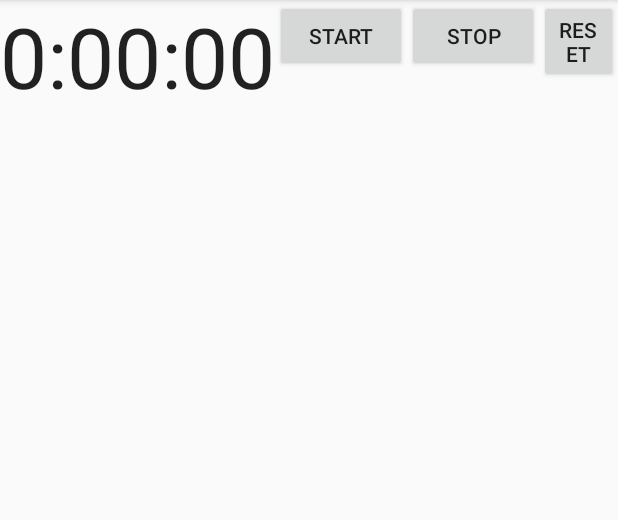
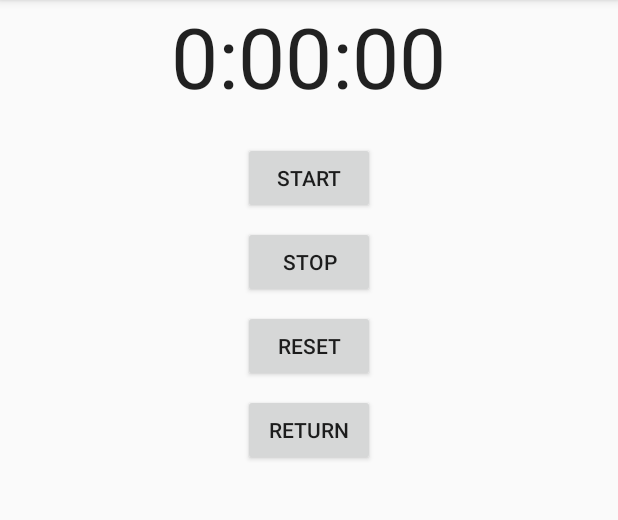
Before and after one commit to simonzk27/Ciclodelavida, an Android app: the screen it shows after launch (StopWatchActivity), after a tap on "RESET", on a phone screen of 412 x 824 dp, the part 84-604 px from its top. Run offline under Robolectric (Android 15) with nearby library versions, the phone set to English and light mode, and no system bars; 2 other taps on this screen came first.

```diff
--- a/app/src/main/java/com/example/ciclodelavida/StopWatchActivity.java
+++ b/app/src/main/java/com/example/ciclodelavida/StopWatchActivity.java
@@ -1,24 +1,29 @@
 package com.example.ciclodelavida;
 
 import android.os.Bundle;
+import android.os.Handler;
 import android.view.View;
 import android.widget.TextView;
-import java.util.Locale;
-import android.os.Handler;
+
 import androidx.appcompat.app.AppCompatActivity;
 
+import java.util.ArrayList;
+import java.util.List;
+import java.util.Locale;
 
 public class StopWatchActivity extends AppCompatActivity {
     private int seconds = 0;
     private boolean running;
+    private List<String> lapTimes = new ArrayList<>();
 
     @Override
     protected void onCreate(Bundle savedInstanceState) {
         super.onCreate(savedInstanceState);
         setContentView(R.layout.activity_stopwatch);
-        if(savedInstanceState != null){
+        if (savedInstanceState != null) {
             seconds = savedInstanceState.getInt("seconds");
             running = savedInstanceState.getBoolean("running");
+            lapTimes = savedInstanceState.getStringArrayList("lapTimes");
         }
         runTimer();
     }
@@ -28,6 +33,7 @@ public class StopWatchActivity extends AppCompatActivity {
         super.onSaveInstanceState(savedInstanceState);
         savedInstanceState.putInt("seconds", seconds);
         savedInstanceState.putBoolean("running", running);
+        savedInstanceState.putStringArrayList("lapTimes", (ArrayList<String>) lapTimes);
     }
 
     public void onClickStart(View view) {
@@ -41,10 +47,21 @@ public class StopWatchActivity extends AppCompatActivity {
     public void onClickReset(View view) {
         running = false;
         seconds = 0;
+        lapTimes.clear(); // Reiniciar el historial de vueltas
+        updateLapTimesDisplay();
+    }
+
+    public void onClickLap(View view) {
+        int hours = seconds / 3600;
+        int minutes = (seconds % 3600) / 60;
+        int secs = seconds % 60;
+        String lapTime = String.format(Locale.getDefault(), "%d:%02d:%02d", hours, minutes, secs);
+        lapTimes.add(lapTime);
+        updateLapTimesDisplay();
     }
 
     private void runTimer() {
-        final TextView timeview = (TextView) findViewById(R.id.time_view);
+        final TextView timeView = (TextView) findViewById(R.id.time_view);
         final Handler handler = new Handler();
         handler.post(new Runnable() {
             @Override
@@ -53,15 +70,21 @@ public class StopWatchActivity extends AppCompatActivity {
                 int minutes = (seconds % 3600) / 60;
                 int secs = seconds % 60;
                 String time = String.format(Locale.getDefault(), "%d:%02d:%02d", hours, minutes, secs);
-
-                timeview.setText(time);
+                timeView.setText(time);
                 if (running) {
                     seconds++;
                 }
                 handler.postDelayed(this, 1000);
             }
-
         });
     }
 
- }
+    private void updateLapTimesDisplay() {
+        TextView lapTimesView = (TextView) findViewById(R.id.time_view_laps);
+        StringBuilder lapTimesText = new StringBuilder();
+        for (String lapTime : lapTimes) {
+            lapTimesText.append(lapTime).append("\n");
+        }
+        lapTimesView.setText(lapTimesText.toString());
+        }
+}
--- a/app/src/main/res/layout/activity_stopwatch.xml
+++ b/app/src/main/res/layout/activity_stopwatch.xml
@@ -1,10 +1,10 @@
 <?xml version="1.0" encoding="utf-8"?>
 
-    <LinearLayout
-    xmlns:android="http://schemas.android.com/apk/res/android"
+<LinearLayout xmlns:android="http://schemas.android.com/apk/res/android"
     xmlns:app="http://schemas.android.com/apk/res-auto"
     android:layout_width="match_parent"
-    android:layout_height="match_parent">
+    android:layout_height="match_parent"
+    android:orientation="vertical">
 
     <TextView
         android:id="@+id/time_view"
@@ -13,11 +13,11 @@
         android:layout_gravity="center_horizontal"
         android:textAppearance="@android:style/TextAppearance.Large"
         android:textSize="56sp"
+        app:layout_constraintBottom_toBottomOf="parent"
+        app:layout_constraintHorizontal_bias="0.5"
         app:layout_constraintLeft_toLeftOf="parent"
         app:layout_constraintRight_toRightOf="parent"
         app:layout_constraintTop_toTopOf="parent"
-        app:layout_constraintBottom_toBottomOf="parent"
-        app:layout_constraintHorizontal_bias="0.5"
         app:layout_constraintVertical_bias="0.5" />
 
     <Button
@@ -36,7 +36,7 @@
         android:layout_gravity="center_horizontal"
         android:layout_marginTop="8dp"
         android:onClick="onClickStop"
-        android:text="@string/stop" />
+        android:text="@string/stop"/>
 
     <Button
         android:id="@+id/reset_button"
@@ -47,4 +47,25 @@
         android:onClick="onClickReset"
         android:text="@string/reset" />
 
+    <Button
+        android:id="@+id/lap_button"
+        android:layout_width="wrap_content"
+        android:layout_height="wrap_content"
+        android:layout_gravity="center_horizontal"
+        android:layout_marginTop="8dp"
+        android:onClick="onClickLap"
+        android:text="@string/returnn" />
+    <TextView
+        android:id="@+id/time_view_laps"
+        android:layout_width="wrap_content"
+        android:layout_height="wrap_content"
+        android:layout_gravity="center_horizontal"
+        android:textAppearance="@android:style/TextAppearance.Large"
+        android:textSize="56sp"
+        app:layout_constraintBottom_toBottomOf="parent"
+        app:layout_constraintHorizontal_bias="0.5"
+        app:layout_constraintLeft_toLeftOf="parent"
+        app:layout_constraintRight_toRightOf="parent"
+        app:layout_constraintTop_toTopOf="parent"
+        app:layout_constraintVertical_bias="0.5" />
 </LinearLayout>
--- a/app/src/main/res/values/strings.xml
+++ b/app/src/main/res/values/strings.xml
@@ -3,4 +3,5 @@
     <string name="start">Start</string>
     <string name="stop">Stop</string>
     <string name="reset">Reset</string>
+    <string name="returnn">Return</string>
 </resources>
```
